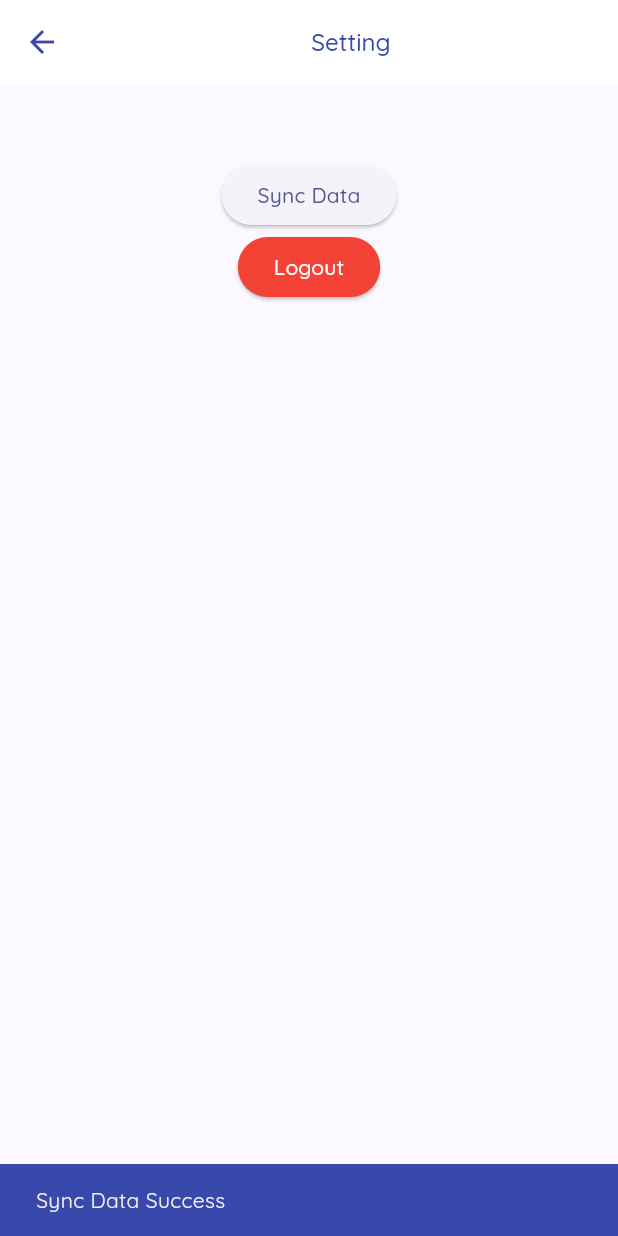
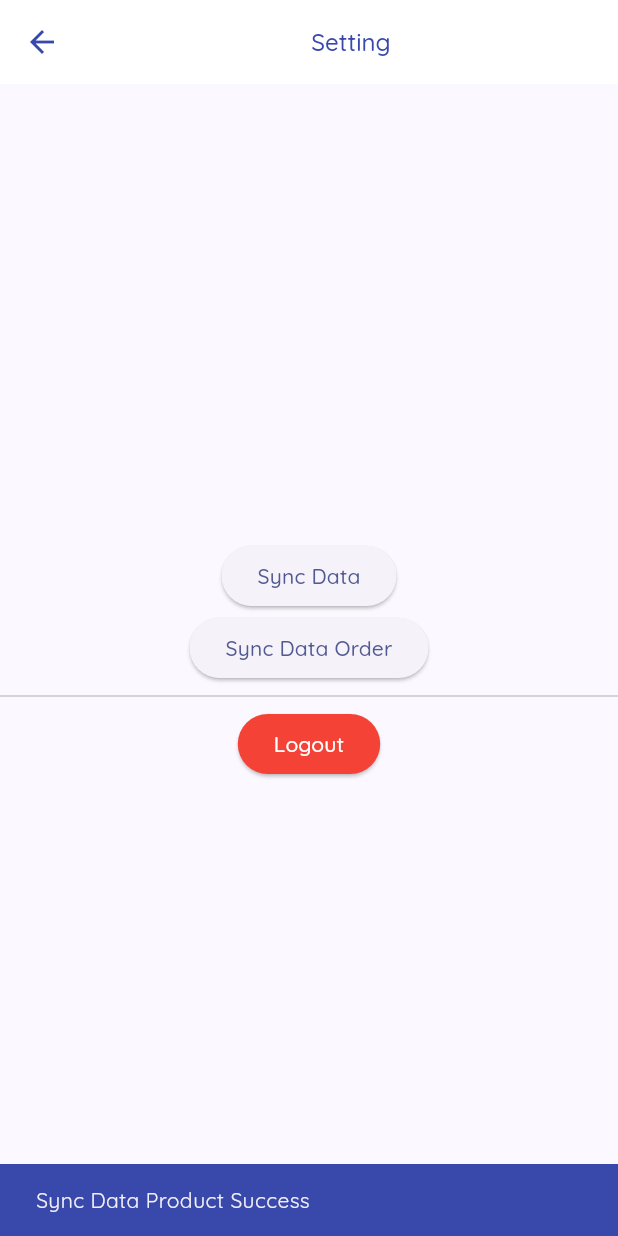
Before and after one commit to fafirman1/flutter_pos_app, a Flutter app: the SettingPage screen opened directly, on a phone screen of 412 x 824 dp. Run offline on Flutter 3.47's test engine with Material 3 defaults, Android fonts, the phone set to English and light mode, and no system bars; our stand-ins replace badges, bloc, dartz, flutter_bloc, flutter_svg, freezed_annotation and 5 more; accounts and stored records are empty.

Commit message:
send order to server

```diff
--- a/lib/data/datasources/product_local_datasource.dart
+++ b/lib/data/datasources/product_local_datasource.dart
@@ -1,8 +1,9 @@
 
-import 'package:flutter_pos_app/presentation/home/models/order_item.dart';
 import 'package:flutter_pos_app/presentation/order/models/order_model.dart';
 import 'package:sqflite/sqflite.dart';
 
+import '../../presentation/home/models/order_item.dart';
+import '../models/request/order_request_model.dart';
 import '../models/response/product_response_model.dart';
 
 class ProductLocalDatasource {
@@ -28,6 +29,7 @@ class ProductLocalDatasource {
     await db.execute('''
       CREATE TABLE $tableProducts(
         id INTEGER PRIMARY KEY AUTOINCREMENT,
+        product_id INTEGER,
         name TEXT,
         price INTEGER,
         stock INTEGER,
@@ -35,14 +37,6 @@ class ProductLocalDatasource {
         category TEXT
       )
     ''');
-
-    //   'payment_method': paymentMethod,
-    //   'total_item': totalQuantity,
-    //   'nominal': nominalBayar,
-    //   'total': totalPrice,
-    //   'id_kasir': idKasir,
-    //   'nama_kasir': namaKasir,
-    //   'is_Sync': isSync,
 
     await db.execute('''
       CREATE TABLE orders(
@@ -52,6 +46,7 @@ class ProductLocalDatasource {
         total_item INTEGER,
         id_kasir INTEGER,
         nama_kasir TEXT,
+        transaction_time TEXT,
         is_sync INTEGER DEFAULT 0
       )
     ''');
@@ -77,11 +72,18 @@ class ProductLocalDatasource {
     return id;
   }
 
-  //get all order by isSync = 0
+  //get order by isSync = 0
   Future<List<OrderModel>> getOrderByIsSync() async{
     final db = await instance.database;
     final result = await db.query('orders', where: 'is_sync = 0');
     return result.map((e) => OrderModel.fromLocalMap(e)).toList();
+  }
+
+  //get order item by id order
+  Future<List<OrderItemModel>> getOrderItemByOrderIdLocal(int idOrder) async{
+    final db =await instance.database;
+    final result = await db.query('order_items', where: 'id_order = $idOrder');
+    return result.map((e) => OrderItem.fromMapLocal(e)).toList();
   }
 
   //get all order
@@ -101,12 +103,13 @@ class ProductLocalDatasource {
   //updtae isSync order by id
   Future<int>updateIsSyncOrderById(int id) async {
     final db = await instance.database;
-    return await db.update('orders', {'is_sync':1}, where: 'id = ?', whereArgs: [id]);
+    return await db.update('orders', {'is_sync':1},
+    where: 'id = ?', whereArgs: [id]);
   }
 
   Future<Database> get database async {
     if (_database != null) return _database!;
-    _database = await _initDB('pos5.db');
+    _database = await _initDB('pos9.db');
     return _database!;
   }
 
@@ -120,7 +123,7 @@ class ProductLocalDatasource {
   Future<void> insertAllProduct(List<Product> products) async {
     final db = await instance.database;
     for (var product in products) {
-      await db.insert(tableProducts, product.toMap());
+      await db.insert(tableProducts, product.toLocalMap());
     }
   }
 
--- /dev/null
+++ b/lib/data/models/request/order_request_model.dart
@@ -0,0 +1,73 @@
+import 'dart:convert';
+
+class OrderRequestModel {
+    final String transactionTime;
+    final int kasirId;
+    final int totalPrice;
+    final int totalItem;
+    final String paymentMethod;
+    final List<OrderItemModel> orderItems;
+
+    OrderRequestModel({
+        required this.transactionTime,
+        required this.kasirId,
+        required this.totalPrice,
+        required this.totalItem,
+        required this.orderItems,
+        this.paymentMethod ='cash'
+    });
+
+    factory OrderRequestModel.fromJson(String str) => OrderRequestModel.fromMap(json.decode(str));
+
+    String toJson() => json.encode(toMap());
+
+    factory OrderRequestModel.fromMap(Map<String, dynamic> json) => OrderRequestModel(
+        transactionTime: json["transaction_time"],
+        kasirId: json["kasir_id"],
+        totalPrice: json["total_price"],
+        totalItem: json["total_item"],
+        paymentMethod: json["payment_method"],
+        orderItems: List<OrderItemModel>.from(
+          json["order_items"].map(
+            (x) => OrderItemModel.fromMap(x)
+          ),
+        ),
+    );
+
+    Map<String, dynamic> toMap() => {
+        "transaction_time": transactionTime,
+        "kasir_id": kasirId,
+        "total_price": totalPrice,
+        "total_item": totalItem,
+        "payment_method": paymentMethod,
+        "order_items": List<dynamic>.from(orderItems.map((x) => x.toMap())),
+    };
+}
+
+class OrderItemModel {
+    final int productId;
+    final int quantity;
+    final int totalPrice;
+
+    OrderItemModel({
+        required this.productId,
+        required this.quantity,
+        required this.totalPrice,
+    });
+
+    factory OrderItemModel.fromJson(String str) => OrderItemModel.fromMap(json.decode(str));
+
+    String toJson() => json.encode(toMap());
+
+    factory OrderItemModel.fromMap(Map<String, dynamic> json) => OrderItemModel(
+        productId: json["product_id"],
+        quantity: json["quantity"],
+        totalPrice: json["total_price"],
+    );
+
+    Map<String, dynamic> toMap() => {
+        "product_id": productId,
+        "quantity": quantity,
+        "total_price": totalPrice,
+    };
+}
--- a/lib/data/models/response/product_response_model.dart
+++ b/lib/data/models/response/product_response_model.dart
@@ -31,7 +31,8 @@ class ProductResponseModel {
 }
 
 class Product {
-    final int id;
+    final int? id;
+    final int? productId;
     final String name;
     final int price;
     final int stock;
@@ -41,7 +42,8 @@ class Product {
     final DateTime? updatedAt;
 
     Product({
-        required this.id,
+        this.id,
+        this.productId,
         required this.name,
         required this.price,
         required this.stock,
@@ -57,11 +59,12 @@ class Product {
 
     factory Product.fromMap(Map<String, dynamic> json) => Product(
         id: json["id"],
+        productId: json["product_id"],
         name: json["name"],
         price: json["price"],
         stock: json["stock"],
         category: json["category"],
-        image: json["image"],
+        image: json["image"]??'',
         // createdAt: DateTime.parse(json["created_at"]),
         // updatedAt: DateTime.parse(json["updated_at"]),
     );
@@ -72,6 +75,15 @@ class Product {
         "stock": stock,
         "category": category,
         "image": image,
+        "product_id":productId,
+    };
+    Map<String, dynamic> toLocalMap() => {
+        "name": name,
+        "price": price,
+        "stock": stock,
+        "category": category,
+        "image": image,
+        "product_id":id,
     };
 
   @override
--- a/lib/main.dart
+++ b/lib/main.dart
@@ -2,6 +2,7 @@ import 'package:flutter/material.dart';
 import 'package:flutter_bloc/flutter_bloc.dart';
 import 'package:flutter_pos_app/data/datasources/auth_local_datasource.dart';
 import 'package:flutter_pos_app/data/datasources/auth_remote_datasource.dart';
+import 'package:flutter_pos_app/data/datasources/order_remote_datasource.dart';
 import 'package:flutter_pos_app/data/datasources/product_remote_datasource.dart';
 import 'package:flutter_pos_app/presentation/auth/bloc/login/login_bloc.dart';
 import 'package:flutter_pos_app/presentation/auth/pages/login_page.dart';
@@ -10,6 +11,7 @@ import 'package:flutter_pos_app/presentation/home/bloc/checkout/checkout_bloc.da
 import 'package:flutter_pos_app/presentation/home/bloc/logout/logout_bloc.dart';
 import 'package:flutter_pos_app/presentation/home/pages/dashboard_page.dart';
 import 'package:flutter_pos_app/presentation/order/bloc/order/order_bloc.dart';
+import 'package:flutter_pos_app/presentation/setting/bloc/bloc/sync_order_bloc.dart';
 import 'package:google_fonts/google_fonts.dart';
 
 import 'core/constants/colors.dart';
@@ -45,6 +47,9 @@ class MyApp extends StatelessWidget {
         ),
         BlocProvider(
           create: (context) => HistoryBloc()
+        ),
+        BlocProvider(
+          create: (context)=> SyncOrderBloc(OrderRemoteDatasource())
         )
       ],
       child: MaterialApp(
--- a/lib/presentation/home/models/order_item.dart
+++ b/lib/presentation/home/models/order_item.dart
@@ -1,6 +1,7 @@
 // ignore_for_file: public_member_api_docs, sort_constructors_first
 import 'dart:convert';
 
+import 'package:flutter_pos_app/data/models/request/order_request_model.dart';
 import 'package:flutter_pos_app/data/models/response/product_response_model.dart';
 
 class OrderItem {
@@ -21,10 +22,18 @@ class OrderItem {
   Map<String, dynamic> toMapForLocal(int orderId) {
     return {
       'id_order': orderId,
-      'id_product': product.id,
+      'id_product': product.productId,
       'quantity': quantity,
       'price': product.price
     };
+  }
+
+  static OrderItemModel fromMapLocal(Map<String, dynamic> map) {
+    return OrderItemModel(
+      productId: map['id_product']?.toInt()??0,
+      quantity: map['quantity']?.toInt() ?? 0,
+      totalPrice: map['price']?.toInt()??0 * map['quantity']?.toInt() ?? 0,
+    );
   }
 
   factory OrderItem.fromMap(Map<String, dynamic> map) {
--- a/lib/presentation/order/models/order_model.dart
+++ b/lib/presentation/order/models/order_model.dart
@@ -6,6 +6,7 @@ import 'dart:convert';
 import 'package:flutter_pos_app/presentation/home/models/order_item.dart';
 
 class OrderModel {
+  final int? id;
   final String paymentMethod;
   final int nominalBayar;
   final List<OrderItem> orders;
@@ -13,8 +14,10 @@ class OrderModel {
   final int totalPrice;
   final int idKasir;
   final String namaKasir;
+  final String transactionTime ;
   final bool isSync;
   OrderModel({
+    this.id,
     required this.paymentMethod,
     required this.nominalBayar,
     required this.orders,
@@ -23,6 +26,7 @@ class OrderModel {
     required this.idKasir,
     required this.namaKasir,
     required this.isSync,
+    required this.transactionTime,
   });
 
   Map<String, dynamic> toMap() {
@@ -46,6 +50,7 @@ class OrderModel {
       'id_kasir': idKasir,
       'nama_kasir': namaKasir,
       'is_Sync': isSync ? 1:0,
+      'transaction_time' : transactionTime,
     };
   }
 
@@ -58,7 +63,9 @@ class OrderModel {
       totalPrice: map['nominal'] ?.toInt()??0,
       idKasir: map['id_kasir'] ?.toInt()??0,
       isSync: map['is_Sync'] == 1 ? true:false,
-      namaKasir: map['nama_kasir']??''
+      namaKasir: map['nama_kasir']??'',
+      id: map['id'] ?.toInt()??0,
+      transactionTime: map['transaction_time'] ??'',
     );
   }
 
@@ -71,7 +78,9 @@ class OrderModel {
       totalPrice: map['totalPrice'] ?.toInt()??0,
       idKasir: map['idKasir'] ?.toInt()??0,
       isSync: map['isSync'] ?? false,
-      namaKasir: map['namaKasir']??''
+      namaKasir: map['namaKasir']??'',
+      id: map['id'] ?.toInt()??0,
+      transactionTime: map['transactionTime']??'',
     );
   }
 
--- a/lib/presentation/order/widgets/payment_cash_dialog.dart
+++ b/lib/presentation/order/widgets/payment_cash_dialog.dart
@@ -6,6 +6,7 @@ import 'package:flutter_pos_app/core/extensions/string_ext.dart';
 import 'package:flutter_pos_app/data/datasources/product_local_datasource.dart';
 import 'package:flutter_pos_app/presentation/order/models/order_model.dart';
 import 'package:flutter_pos_app/presentation/order/widgets/payment_success_dialog.dart';
+import 'package:intl/intl.dart';
 
 import '../../../core/components/buttons.dart';
 import '../../../core/components/custom_text_field.dart';
@@ -113,6 +114,9 @@ class _PaymentCashDialogState extends State<PaymentCashDialog> {
                     totalPrice: total,
                     idKasir: idKasir,
                     namaKasir: namaKasir,
+                    //transactiion time
+                    transactionTime: DateFormat('yyy-MM-ddTHH:mm:ss')
+                        .format(DateTime.now()) ,
                     isSync: false
                     );
                   ProductLocalDatasource.instance.saveOrder(orderModel);
--- /dev/null
+++ b/lib/presentation/setting/bloc/bloc/sync_order_bloc.dart
@@ -0,0 +1,52 @@
+import 'package:bloc/bloc.dart';
+import 'package:flutter_pos_app/data/datasources/product_local_datasource.dart';
+import 'package:freezed_annotation/freezed_annotation.dart';
+
+import 'package:flutter_pos_app/data/datasources/order_remote_datasource.dart';
+import 'package:flutter_pos_app/data/models/request/order_request_model.dart';
+
+part 'sync_order_bloc.freezed.dart';
+part 'sync_order_event.dart';
+part 'sync_order_state.dart';
+
+class SyncOrderBloc extends Bloc<SyncOrderEvent, SyncOrderState> {
+  final OrderRemoteDatasource orderRemoteDatasource;
+  SyncOrderBloc(
+    this.orderRemoteDatasource,
+  ) : super(const _Initial()) {
+    on<_SendOrder>((event, emit) async{
+      emit(const SyncOrderState.loading());
+      //get orders from local is sync 0
+      final ordersIsSyncZero =
+          await ProductLocalDatasource.instance.getOrderByIsSync();
+      for (final order in ordersIsSyncZero){
+        final orderItems = await ProductLocalDatasource.instance
+            .getOrderItemByOrderIdLocal(order.id!);
+
+        final orderRequest=OrderRequestModel(
+          transactionTime: order.transactionTime,
+          kasirId: order.idKasir,
+          totalPrice: order.totalPrice,
+          totalItem: order.totalQuantity,
+          paymentMethod: order.paymentMethod,
+          orderItems: orderItems
+          // .map((e) => OrderItemModel(
+          //   productId: e.product.id,
+          //   quantity: e.quantity,
+          //   totalPrice: e.quantity*e.product.price)).toList()
+        );
+        final response = await orderRemoteDatasource.sendOrder(orderRequest);
+        if (response){
+          await ProductLocalDatasource.instance.updateIsSyncOrderById(order.id!);
+        }
+      }
+      emit(const SyncOrderState.success());
+
+      // if(response){
+      //   emit(const SyncOrderState.success());
+      // }else{
+      //   emit(const SyncOrderState.error('Failed to send order'));
+      // }
+    });
+  }
+}
--- /dev/null
+++ b/lib/presentation/setting/bloc/bloc/sync_order_event.dart
@@ -0,0 +1,8 @@
+part of 'sync_order_bloc.dart';
+
+@freezed
+class SyncOrderEvent with _$SyncOrderEvent {
+  const factory SyncOrderEvent.started() = _Started;
+  //send order
+  const factory SyncOrderEvent.sendOrder() = _SendOrder;
+}
--- /dev/null
+++ b/lib/presentation/setting/bloc/bloc/sync_order_state.dart
@@ -0,0 +1,9 @@
+part of 'sync_order_bloc.dart';
+
+@freezed
+class SyncOrderState with _$SyncOrderState {
+  const factory SyncOrderState.initial() = _Initial;
+  const factory SyncOrderState.loading() = _Loading;
+  const factory SyncOrderState.success() = _Success;
+  const factory SyncOrderState.error(String message) = _Error;
+}
--- a/lib/presentation/setting/pages/setting_page.dart
+++ b/lib/presentation/setting/pages/setting_page.dart
@@ -4,6 +4,7 @@ import 'package:flutter_pos_app/core/components/spaces.dart';
 import 'package:flutter_pos_app/core/constants/colors.dart';
 import 'package:flutter_pos_app/data/datasources/product_local_datasource.dart';
 import 'package:flutter_pos_app/presentation/home/bloc/product/product_bloc.dart';
+import 'package:flutter_pos_app/presentation/setting/bloc/bloc/sync_order_bloc.dart';
 
 import '../../../data/datasources/auth_local_datasource.dart';
 import '../../auth/pages/login_page.dart';
@@ -24,30 +25,35 @@ class _SettingPageState extends State<SettingPage> {
         title: const Center(child: Text('Setting')),
       ),
       body: Column(
+        crossAxisAlignment: CrossAxisAlignment.center,
+        mainAxisAlignment: MainAxisAlignment.center,
         children: [
-          const SpaceHeight(50),
           Row(
             mainAxisAlignment: MainAxisAlignment.center,
             children: [
               BlocConsumer<ProductBloc, ProductState>(
                 listener: (context, state) {
                   state.maybeMap(
-                    orElse: (){},
+                    orElse: () {},
                     success: (_) async {
                       await ProductLocalDatasource.instance.removeAllProduct();
-                      await ProductLocalDatasource.instance.insertAllProduct(_.products.toList());
+                      await ProductLocalDatasource.instance
+                          .insertAllProduct(_.products.toList());
                       // ignore: use_build_context_synchronously
-                      ScaffoldMessenger.of(context).showSnackBar(
-                        const SnackBar(backgroundColor: AppColors.primary, content: Text('Sync Data Success'))
-                      );
-                    },);
+                      ScaffoldMessenger.of(context).showSnackBar(const SnackBar(
+                          backgroundColor: AppColors.primary,
+                          content: Text('Sync Data Product Success')));
+                    },
+                  );
                 },
                 builder: (context, state) {
                   return state.maybeWhen(
                     orElse: () {
                       return ElevatedButton(
                         onPressed: () {
-                          context.read<ProductBloc>().add(const ProductEvent.fetch());
+                          context
+                              .read<ProductBloc>()
+                              .add(const ProductEvent.fetch());
                         },
                         child: const Text('Sync Data'),
                       );
@@ -62,7 +68,48 @@ class _SettingPageState extends State<SettingPage> {
               ),
             ],
           ),
-          // const Divider(),
+          Row(
+            mainAxisAlignment: MainAxisAlignment.center,
+            children: [
+              BlocConsumer<SyncOrderBloc, SyncOrderState>(
+                listener: (context, state) {
+                  state.maybeMap(
+                    orElse: () {},
+                    success: (_) async {
+                      // await ProductLocalDatasource.instance.removeAllProduct();
+                      // await ProductLocalDatasource.instance
+                      //     .insertAllProduct(_.products.toList());
+                      // ignore: use_build_context_synchronously
+                      ScaffoldMessenger.of(context).showSnackBar(const SnackBar(
+                          backgroundColor: AppColors.primary,
+                          content: Text('Sync Data Order Success'),
+                      ),);
+                    },
+                  );
+                },
+                builder: (context, state) {
+                  return state.maybeWhen(
+                    orElse: () {
+                      return ElevatedButton(
+                        onPressed: () {
+                          context
+                              .read<SyncOrderBloc>()
+                              .add(const SyncOrderEvent.sendOrder());
+                        },
+                        child: const Text('Sync Data Order'),
+                      );
+                    },
+                    loading: () {
+                      return const Center(
+                        child: CircularProgressIndicator(),
+                      );
+                    },
+                  );
+                },
+              ),
+            ],
+          ),
+          const Divider(),
           Row(
             mainAxisAlignment: MainAxisAlignment.center,
             children: [
@@ -93,22 +140,25 @@ class _SettingPageState extends State<SettingPage> {
                         builder: (BuildContext context) {
                           return AlertDialog(
                             title: const Text('Confirm Logout'),
-                            content: const Text('Are you sure you want to logout?'),
+                            content:
+                                const Text('Are you sure you want to logout?'),
                             actions: <Widget>[
                               TextButton(
                                 onPressed: () {
-                                  Navigator.of(context).pop(); // Tutup dialog
+                                  Navigator.of(context).pop();
                                 },
                                 child: const Text('Cancel'),
                               ),
                               TextButton(
                                 onPressed: () {
-                                  Navigator.of(context).pop(); // Tutup dialog
-                                  context.read<LogoutBloc>().add(const LogoutEvent.logout());
+                                  Navigator.of(context).pop();
+                                  context
+                                      .read<LogoutBloc>()
+                                      .add(const LogoutEvent.logout());
                                 },
                                 style: TextButton.styleFrom(
-                                  foregroundColor: Colors.red, // Warna teks merah
-                                  ),
+                                  foregroundColor: Colors.red,
+                                ),
                                 child: const Text('Keluar'),
                               ),
                             ],
@@ -122,8 +172,6 @@ class _SettingPageState extends State<SettingPage> {
               ),
             ],
           ),
-
-          // const Divider(),
         ],
       ),
     );
```
Also changed, not shown: lib/data/datasources/order_remote_datasource.dart (added, +27 -0 lines), lib/presentation/order/bloc/order/order_bloc.dart (+5 -3 lines), lib/presentation/setting/bloc/bloc/sync_order_bloc.freezed.dart (added).
